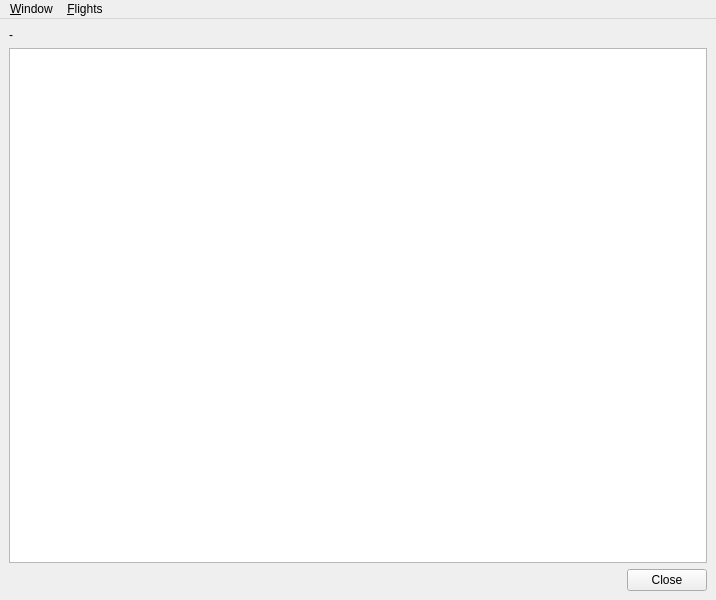
Before: the Qt Designer form src/gui/windows/objectList/FlightListWindow.ui in startkladde/startkladde, drawn with Qt 5.
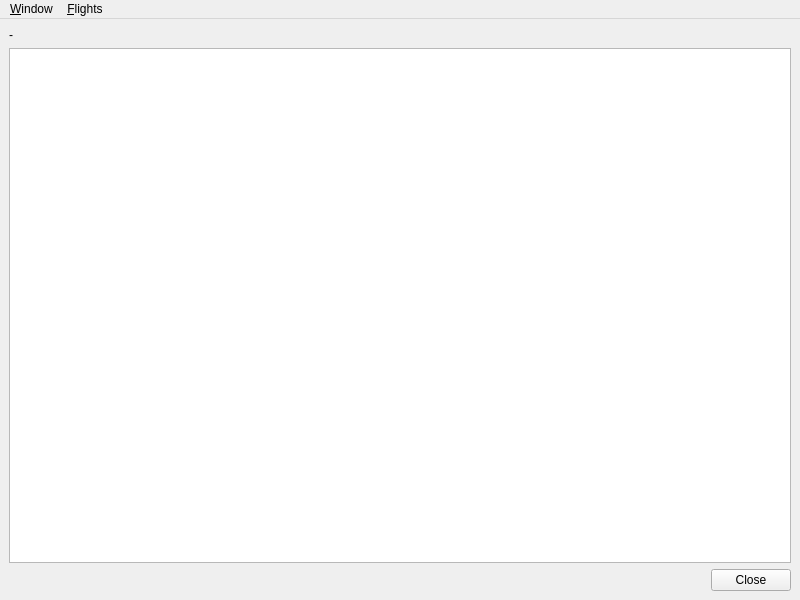
After: the same form once the commit is applied. Custom widgets are drawn as their Qt base class.

```diff
--- a/src/gui/windows/objectList/FlightListWindow.ui
+++ b/src/gui/windows/objectList/FlightListWindow.ui
@@ -6,7 +6,7 @@
    <rect>
     <x>0</x>
     <y>0</y>
-    <width>716</width>
+    <width>800</width>
     <height>600</height>
    </rect>
   </property>
@@ -70,7 +70,7 @@
     <rect>
      <x>0</x>
      <y>0</y>
-     <width>716</width>
+     <width>800</width>
      <height>21</height>
     </rect>
    </property>
```
Left out of the diff: 4 changed lines with no effect on the pictures.
